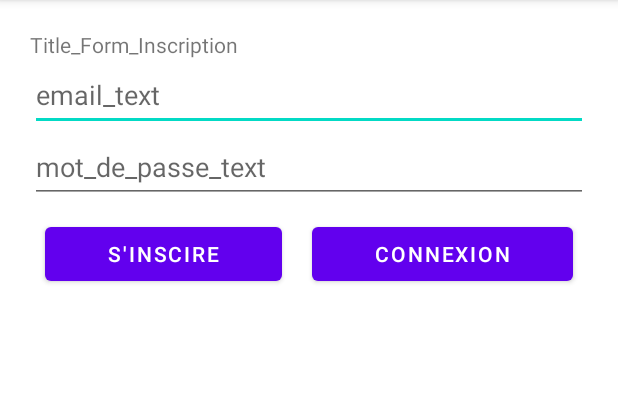
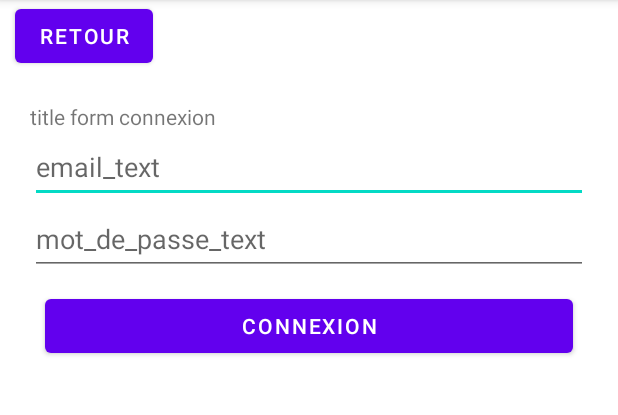
Before and after one commit to Axtral/Collectme, an Android app: the screen it shows after launch (InscriptionActivity before the commit, ConnexionActivity after it), after a tap on "CONNEXION", on a phone screen of 412 x 824 dp, the part 84-499 px from its top. Run offline under Robolectric (Android 15) with nearby library versions, the phone set to English and light mode, and no system bars; our stand-ins replace Firebase (no records; nobody signed in at launch, a user with empty details on screens opened directly).

Commit message:
connexion + Ajout de la fonctionnalité de connexion sur l'app

```diff
--- a/app/src/main/AndroidManifest.xml
+++ b/app/src/main/AndroidManifest.xml
@@ -21,6 +21,9 @@
             </intent-filter>
         </activity>
         <activity
+            android:name=".ConnexionActivity"
+            android:exported="true"/>
+        <activity
             android:name=".MainActivity"
             android:exported="true">
             <intent-filter>
--- /dev/null
+++ b/app/src/main/java/com/axtral/collectme/ConnexionActivity.java
@@ -0,0 +1,89 @@
+package com.axtral.collectme;
+
+import androidx.annotation.NonNull;
+import androidx.appcompat.app.AppCompatActivity;
+
+import android.content.Intent;
+import android.os.Bundle;
+import android.util.Log;
+import android.view.View;
+import android.widget.EditText;
+import android.widget.Toast;
+
+import com.google.android.gms.tasks.OnCompleteListener;
+import com.google.android.gms.tasks.Task;
+import com.google.firebase.auth.AuthResult;
+import com.google.firebase.auth.FirebaseAuth;
+import com.google.firebase.auth.FirebaseUser;
+
+public class ConnexionActivity extends AppCompatActivity {
+
+    private EditText et_mail, et_mdp;
+    private FirebaseAuth mAuth;
+
+    @Override
+    protected void onCreate(Bundle savedInstanceState) {
+        super.onCreate(savedInstanceState);
+        setContentView(R.layout.activity_connexion);
+
+        init();
+    }
+
+    private void init(){
+        et_mail = findViewById(R.id.et_connexion_mail);
+        et_mdp = findViewById(R.id.et_connexion_motDePasse);
+        mAuth = FirebaseAuth.getInstance();
+    }
+
+    public void onClickGoToInscription(View view){
+        //Intent intent = new Intent(this, InscriptionActivity.class);
+        //startActivity(intent);
+        Log.d("testConnexion", "test de retour à la page précédante");
+        finish();
+
+    }
+
+    public void onClickConnexionUser(View view){
+        String mail = et_mail.getText().toString();
+        String mdp = et_mdp.getText().toString();
+        Log.d("testConnexion", "mail : "+mail+" , mdp : "+mdp);
+        checkUserFireBase(mail, mdp);
+
+    }
+
+    public void checkUserFireBase(String email, String password){
+        mAuth.signInWithEmailAndPassword(email, password)
+                .addOnCompleteListener(this, new
+                        OnCompleteListener<AuthResult>() {
+                            @Override
+                            public void onComplete(@NonNull Task<AuthResult> task)
+                            {
+                                if (task.isSuccessful()) {
+                                    // Sign in success, update UI with the signed-in user's information
+                                    Log.d("testConnexion", "signInWithEmail:success");
+                                    FirebaseUser user = mAuth.getCurrentUser();
+                                    updateUI(user);
+                                } else {
+                                    // If sign in fails, display a message to the user.
+                                    Log.w("testConnexion", "signInWithEmail:failure",
+                                            task.getException());
+                                    Toast.makeText(ConnexionActivity.this,
+                                            "Authentication failed.", Toast.LENGTH_SHORT).show();
+                                    updateUI(null);
+                                }
+                            }
+                        });
+    }
+
+    public void updateUI(FirebaseUser user){
+        if (user != null){
+            Toast.makeText(ConnexionActivity.this,
+                    R.string.connexion_reussite, Toast.LENGTH_LONG).show();
+            Intent intent = new Intent(this, MainActivity.class);
+            startActivity(intent);
+        } else {
+            Toast.makeText(ConnexionActivity.this,
+                    R.string.connexion_echec, Toast.LENGTH_LONG).show();
+        }
+    }
+}
--- a/app/src/main/java/com/axtral/collectme/InscriptionActivity.java
+++ b/app/src/main/java/com/axtral/collectme/InscriptionActivity.java
@@ -3,6 +3,7 @@ package com.axtral.collectme;
 import androidx.annotation.NonNull;
 import androidx.appcompat.app.AppCompatActivity;
 
+import android.content.Intent;
 import android.os.Bundle;
 import android.util.Log;
 import android.view.View;
@@ -49,6 +50,8 @@ public class InscriptionActivity extends AppCompatActivity {
     public void onClickGoToConnexion(View view) {
         // Afficher à l'utilisateur bonjour, tu es dans le onClickGoToConnexion
         Toast.makeText(this, "bonjour, tu es dans le onClickGoToConnexion", Toast.LENGTH_SHORT).show();
+        Intent intent = new Intent(this, ConnexionActivity.class);
+        startActivity(intent);
 
     }
 
--- /dev/null
+++ b/app/src/main/res/layout/activity_connexion.xml
@@ -0,0 +1,76 @@
+<?xml version="1.0" encoding="utf-8"?>
+<androidx.constraintlayout.widget.ConstraintLayout xmlns:android="http://schemas.android.com/apk/res/android"
+    xmlns:app="http://schemas.android.com/apk/res-auto"
+    xmlns:tools="http://schemas.android.com/tools"
+    android:layout_width="match_parent"
+    android:layout_height="match_parent"
+    tools:context=".ConnexionActivity">
+
+    <ScrollView
+        android:layout_width="match_parent"
+        android:layout_height="match_parent">
+
+        <LinearLayout
+            android:layout_width="match_parent"
+            android:layout_height="wrap_content"
+            android:orientation="vertical">
+
+            <Button
+                android:id="@+id/backToInscription"
+                android:layout_width="wrap_content"
+                android:layout_height="wrap_content"
+                android:layout_marginLeft="10dp"
+                android:onClick="onClickGoToInscription"
+                android:text="@string/back" />
+
+            <LinearLayout
+                android:layout_width="match_parent"
+                android:layout_height="match_parent"
+                android:layout_margin="20dp"
+                android:orientation="vertical">
+
+                <TextView
+                    android:id="@+id/textView"
+                    android:layout_width="match_parent"
+                    android:layout_height="wrap_content"
+                    android:text="@string/title_form_connexion" />
+
+                <EditText
+                    android:id="@+id/et_connexion_mail"
+                    android:layout_width="match_parent"
+                    android:layout_height="wrap_content"
+                    android:ems="10"
+                    android:hint="@string/email_text"
+                    android:inputType="textEmailAddress"
+                    android:minHeight="48dp" />
+
+                <EditText
+                    android:id="@+id/et_connexion_motDePasse"
+                    android:layout_width="match_parent"
+                    android:layout_height="wrap_content"
+                    android:ems="10"
+                    android:hint="@string/mot_de_passe_text"
+                    android:inputType="textPassword"
+                    android:minHeight="48dp" />
+
+                <LinearLayout
+                    android:layout_width="match_parent"
+                    android:layout_height="match_parent"
+                    android:layout_weight="1"
+                    android:orientation="horizontal">
+
+                    <Button
+                        android:id="@+id/button5"
+                        android:layout_width="wrap_content"
+                        android:layout_height="wrap_content"
+                        android:layout_margin="10dp"
+                        android:layout_weight="1"
+                        android:onClick="onClickConnexionUser"
+                        android:text="@string/allerALaConnexion" />
+
+                </LinearLayout>
+            </LinearLayout>
+
+        </LinearLayout>
+    </ScrollView>
+</androidx.constraintlayout.widget.ConstraintLayout>
--- a/app/src/main/res/values/strings.xml
+++ b/app/src/main/res/values/strings.xml
@@ -7,4 +7,8 @@
     <string name="tnscription_text">S\'inscire</string>
     <string name="inscription_reussite">inscription_reussite</string>
     <string name="inscription_echec">inscription_echec</string>
+    <string name="back">retour</string>
+    <string name="title_form_connexion">title  form connexion</string>
+    <string name="connexion_reussite">connexion_reussite</string>
+    <string name="connexion_echec">connexion_echec</string>
 </resources>
```
Also changed, not shown: 2 other files.
